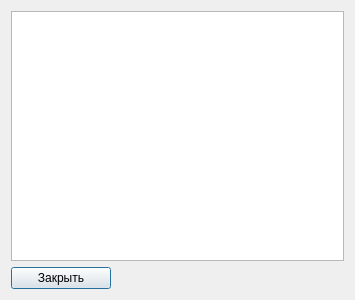
The window that PassesViewWindow.ui (AlekseyLapunov/IS_Airport) describes before a commit, drawn with Qt 5.
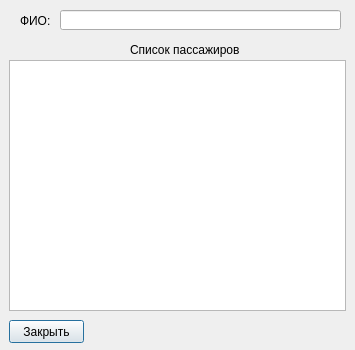
The same window after the commit. Icons and pictures are not drawn.

Commit message: added filters in passesViewWindow

The edit to the form file:
```diff
--- a/PassesViewWindow.ui
+++ b/PassesViewWindow.ui
@@ -7,19 +7,19 @@
     <x>0</x>
     <y>0</y>
     <width>355</width>
-    <height>300</height>
+    <height>350</height>
    </rect>
   </property>
   <property name="minimumSize">
    <size>
     <width>355</width>
-    <height>300</height>
+    <height>350</height>
    </size>
   </property>
   <property name="maximumSize">
    <size>
     <width>355</width>
-    <height>300</height>
+    <height>350</height>
    </size>
   </property>
   <property name="windowTitle">
@@ -29,9 +29,15 @@
    <iconset resource="icons.qrc">
     <normaloff>:/new/prefix1/icons1/samolet.jpg</normaloff>:/new/prefix1/icons1/samolet.jpg</iconset>
   </property>
-  <layout class="QVBoxLayout" name="verticalLayout">
-   <item>
     <widget class="QTableView" name="passesView">
+   <property name="geometry">
+    <rect>
+     <x>9</x>
+     <y>60</y>
+     <width>337</width>
+     <height>251</height>
+    </rect>
+   </property>
      <property name="editTriggers">
       <set>QAbstractItemView::NoEditTriggers</set>
      </property>
@@ -42,9 +48,15 @@
       <bool>true</bool>
      </property>
     </widget>
-   </item>
-   <item>
     <widget class="QPushButton" name="pushButton">
+   <property name="geometry">
+    <rect>
+     <x>9</x>
+     <y>320</y>
+     <width>75</width>
+     <height>23</height>
+    </rect>
+   </property>
      <property name="maximumSize">
       <size>
        <width>100</width>
@@ -55,8 +67,42 @@
       <string>Закрыть</string>
      </property>
     </widget>
-   </item>
-  </layout>
+  <widget class="QLabel" name="label">
+   <property name="geometry">
+    <rect>
+     <x>130</x>
+     <y>40</y>
+     <width>111</width>
+     <height>20</height>
+    </rect>
+   </property>
+   <property name="text">
+    <string>Список пассажиров</string>
+   </property>
+  </widget>
+  <widget class="QLabel" name="label_2">
+   <property name="geometry">
+    <rect>
+     <x>20</x>
+     <y>10</y>
+     <width>47</width>
+     <height>21</height>
+    </rect>
+   </property>
+   <property name="text">
+    <string>ФИО:</string>
+   </property>
+  </widget>
+  <widget class="QLineEdit" name="fullNameFilter">
+   <property name="geometry">
+    <rect>
+     <x>60</x>
+     <y>10</y>
+     <width>281</width>
+     <height>20</height>
+    </rect>
+   </property>
+  </widget>
  </widget>
  <resources>
   <include location="icons.qrc"/>
```
Left out of the diff: 17 changed lines with no effect on the pictures. Lines whose indentation alone changed are shown as unchanged. The commit also changes 2 other files.
